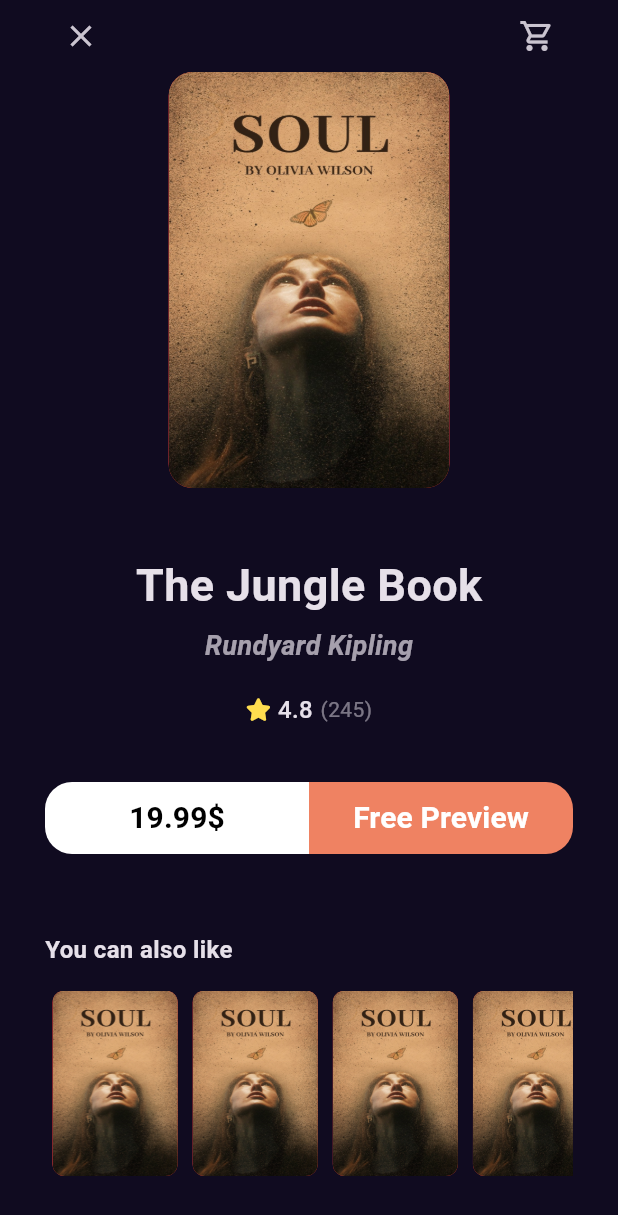
After one commit to Rama-Fassi/MyBookly, a Flutter app: the BookDetailsView screen opened by its route, on a phone screen of 412 x 824 dp. The commit adds this screen. Shown: the top 1215 px of the screen. Run offline on Flutter 3.47's test engine with Material 3 defaults, Android fonts, the phone set to English and light mode, and no system bars; our stand-ins replace font_awesome_flutter, go_router; Roboto replaces fonts that are missing (GT Sectra Fine).

Commit message:
sections

```diff
--- /dev/null
+++ b/lib/features/home/presenatation/views/widgets/book_details_section.dart
@@ -0,0 +1,53 @@
+import 'package:flutter/material.dart';
+import 'package:my_bookly/core/utils/styles.dart';
+import 'package:my_bookly/features/home/presenatation/views/widgets/book_rating.dart';
+import 'package:my_bookly/features/home/presenatation/views/widgets/books_action.dart';
+import 'package:my_bookly/features/home/presenatation/views/widgets/custom_book_item.dart';
+
+class BookDetailsSection extends StatelessWidget {
+  const BookDetailsSection({super.key});
+
+  @override
+  Widget build(BuildContext context) {
+    var width = MediaQuery.of(context).size.width;
+
+    return Column(
+      children: [
+        Padding(
+          padding: EdgeInsets.symmetric(horizontal: width * .2),
+          child: const CustomBookImage(),
+        ),
+        const SizedBox(
+          height: 43,
+        ),
+        const Text(
+          'The Jungle Book',
+          style: Styles.textStyle30,
+        ),
+        const SizedBox(
+          height: 6,
+        ),
+        Opacity(
+          opacity: 0.7,
+          child: Text(
+            'Rundyard Kipling',
+            style: Styles.textStyle18.copyWith(
+              fontStyle: FontStyle.italic,
+              fontFamily: 'GT Sectra Fine',
+            ),
+          ),
+        ),
+        const SizedBox(
+          height: 18,
+        ),
+        const BookRating(
+          mainAxisAlignment: MainAxisAlignment.center,
+        ),
+        const SizedBox(
+          height: 37,
+        ),
+        const BooksAction(),
+      ],
+    );
+  }
+}
--- a/lib/features/home/presenatation/views/widgets/book_details_view_body.dart
+++ b/lib/features/home/presenatation/views/widgets/book_details_view_body.dart
@@ -1,78 +1,30 @@
 import 'package:flutter/material.dart';
-import 'package:my_bookly/core/utils/styles.dart';
-import 'package:my_bookly/features/home/presenatation/views/widgets/book_rating.dart';
-import 'package:my_bookly/features/home/presenatation/views/widgets/books_action.dart';
+import 'package:my_bookly/features/home/presenatation/views/widgets/book_details_section.dart';
 import 'package:my_bookly/features/home/presenatation/views/widgets/custom_book_details_app_bar.dart';
-import 'package:my_bookly/features/home/presenatation/views/widgets/custom_book_item.dart';
-import 'package:my_bookly/features/home/presenatation/views/widgets/similar_books_list_view.dart';
+import 'package:my_bookly/features/home/presenatation/views/widgets/similar_books_section.dart';
 
 class BookDetailsViewBody extends StatelessWidget {
   const BookDetailsViewBody({super.key});
 
   @override
   Widget build(BuildContext context) {
-    var width = MediaQuery.of(context).size.width;
-    return Padding(
-      padding: const EdgeInsets.symmetric(horizontal: 30.0),
+    return const Padding(
+      padding: EdgeInsets.symmetric(horizontal: 30.0),
       child: CustomScrollView(
         slivers: [
           SliverFillRemaining(
             hasScrollBody: false,
             child: Column(
               children: [
-                const CustomBookDetailsAppBar(),
-                Padding(
-                  padding: EdgeInsets.symmetric(horizontal: width * .2),
-                  child: const CustomBookImage(),
-                ),
-                const SizedBox(
-                  height: 43,
-                ),
-                const Text(
-                  'The Jungle Book',
-                  style: Styles.textStyle30,
-                ),
-                const SizedBox(
-                  height: 6,
-                ),
-                Opacity(
-                  opacity: 0.7,
-                  child: Text(
-                    'Rundyard Kipling',
-                    style: Styles.textStyle18.copyWith(
-                      fontStyle: FontStyle.italic,
-                      fontFamily: 'GT Sectra Fine',
-                    ),
-                  ),
-                ),
-                const SizedBox(
-                  height: 18,
-                ),
-                const BookRating(
-                  mainAxisAlignment: MainAxisAlignment.center,
-                ),
-                const SizedBox(
-                  height: 37,
-                ),
-                const BooksAction(),
-                const Expanded(
+                CustomBookDetailsAppBar(),
+                BookDetailsSection(),
+                Expanded(
                   child: SizedBox(
                     height: 50,
                   ),
                 ),
-                Align(
-                  alignment: Alignment.centerLeft,
-                  child: Text(
-                    'You can also like',
-                    style: Styles.textStyle16
-                        .copyWith(fontWeight: FontWeight.w600),
-                  ),
-                ),
-                const SizedBox(
-                  height: 16,
-                ),
-                const SimilarBooksListView(),
-                const SizedBox(
+                SimilarBooksSection(),
+                SizedBox(
                   height: 40,
                 ),
               ],
--- /dev/null
+++ b/lib/features/home/presenatation/views/widgets/similar_books_section.dart
@@ -0,0 +1,24 @@
+import 'package:flutter/material.dart';
+import 'package:my_bookly/core/utils/styles.dart';
+import 'package:my_bookly/features/home/presenatation/views/widgets/similar_books_list_view.dart';
+
+class SimilarBooksSection extends StatelessWidget {
+  const SimilarBooksSection({super.key});
+
+  @override
+  Widget build(BuildContext context) {
+    return Column(
+      crossAxisAlignment: CrossAxisAlignment.start,
+      children: [
+        Text(
+          'You can also like',
+          style: Styles.textStyle16.copyWith(fontWeight: FontWeight.w600),
+        ),
+        const SizedBox(
+          height: 16,
+        ),
+        const SimilarBooksListView(),
+      ],
+    );
+  }
+}
```
